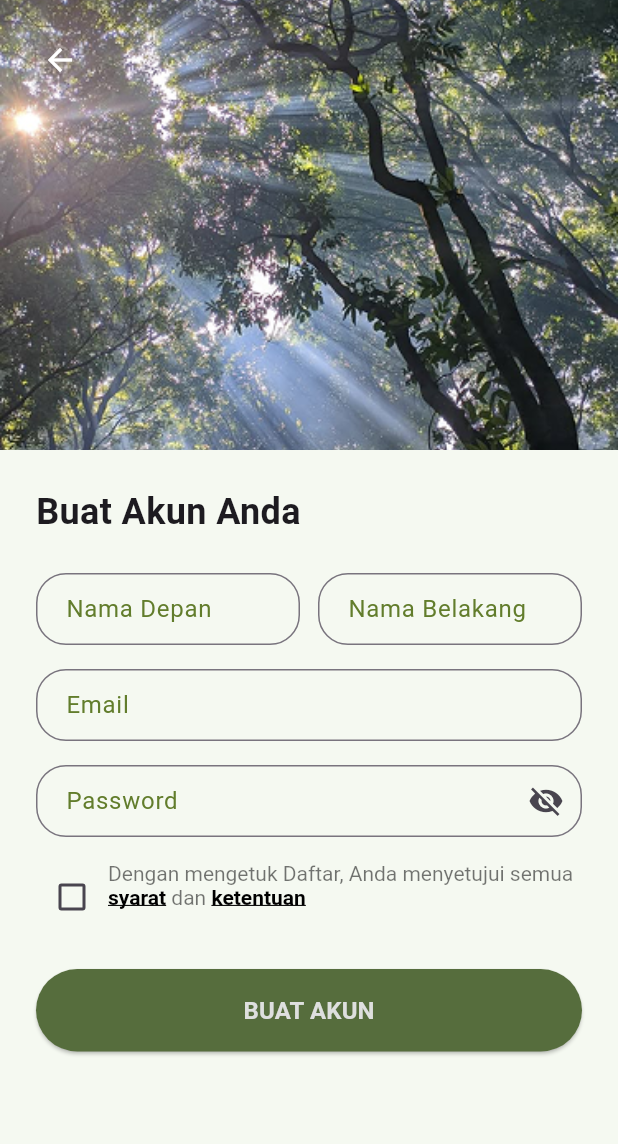
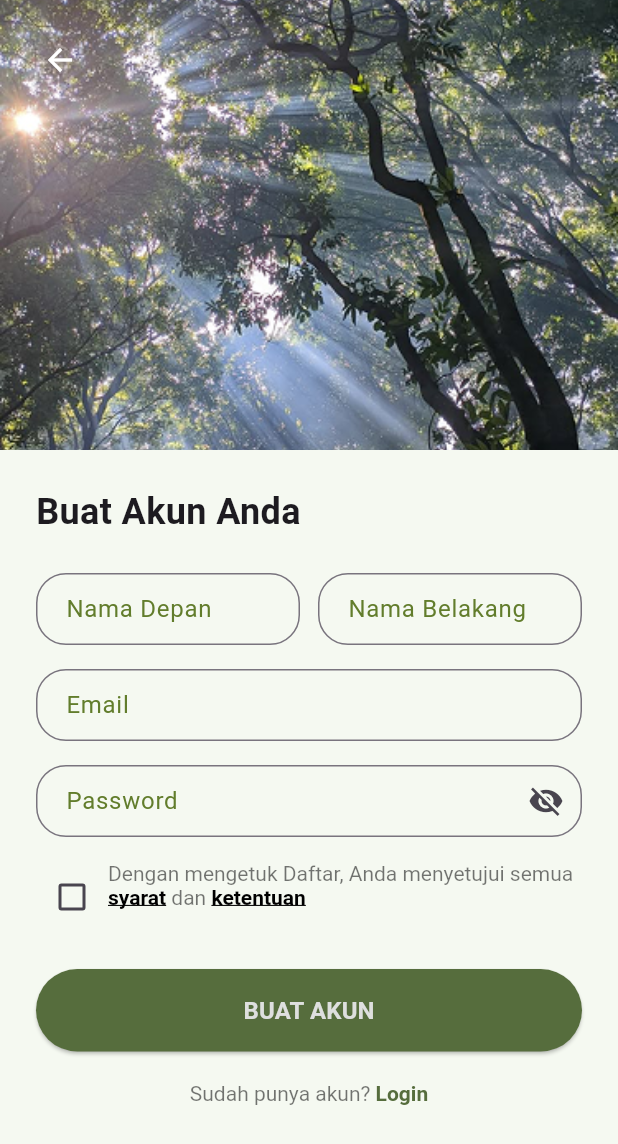
Before and after one commit to kiy4h/campedia, a Flutter app: the Register screen opened directly, on a phone screen of 412 x 824 dp. Shown: the top 1144 px of the screen. Run offline on Flutter 3.47's test engine with Material 3 defaults, Android fonts, the phone set to English and light mode, and no system bars; our stand-ins replace flutter_countdown_timer, flutter_map, font_awesome_flutter, google_fonts, latlong2, shared_preferences; accounts and stored records are empty.

Commit message:
Ajam ganteng

```diff
--- a/lib/pages/intro/account/register.dart
+++ b/lib/pages/intro/account/register.dart
@@ -12,6 +12,7 @@ import 'package:flutter/gestures.dart';
 import '../animation/congratulationsPopup.dart'
     as popup; // Popup ucapan selamat dengan alias
 import '../../../providers/auth_provider.dart';
+import 'signin.dart'; // Halaman sign in untuk navigasi
 
 void main() {
   runApp(const MaterialApp(
@@ -359,6 +360,34 @@ class RegisterState extends State<Register> {
                           );
                         },
                       ),
+
+                      // Teks untuk navigasi ke halaman login
+                      const SizedBox(height: 20),
+                      Center(
+                        child: GestureDetector(
+                          onTap: () {
+                            Navigator.pushReplacement(
+                              context,
+                              MaterialPageRoute(builder: (context) => const SignIn()),
+                            );
+                          },
+                          child: RichText(
+                            text: const TextSpan(
+                              text: 'Sudah punya akun? ',
+                              style: TextStyle(color: Colors.black54, fontSize: 14),
+                              children: [
+                                TextSpan(
+                                  text: 'Login',
+                                  style: TextStyle(
+                                    color: Color(0xFF566D3D),
+                                    fontWeight: FontWeight.bold,
+                                  ),
+                                ),
+                              ],
+                            ),
+                          ),
+                        ),
+                      ),
                     ],
                   ),
                 ),
@@ -387,7 +416,11 @@ void showCongratulationsPopup(BuildContext context, String name) {
         name: name,
         onSignIn: () {
           Navigator.of(context).pop();
-          // Tambahkan navigasi ke halaman sign in di sini
+          // Navigasi ke halaman sign in
+          Navigator.pushReplacement(
+            context,
+            MaterialPageRoute(builder: (context) => const SignIn()),
+          );
         },
       );
     },
```
Also changed, not shown: lib/main.dart (+5 -2 lines), lib/pages/intro/account/signin.dart (+29 -1 lines), pubspec.lock.
